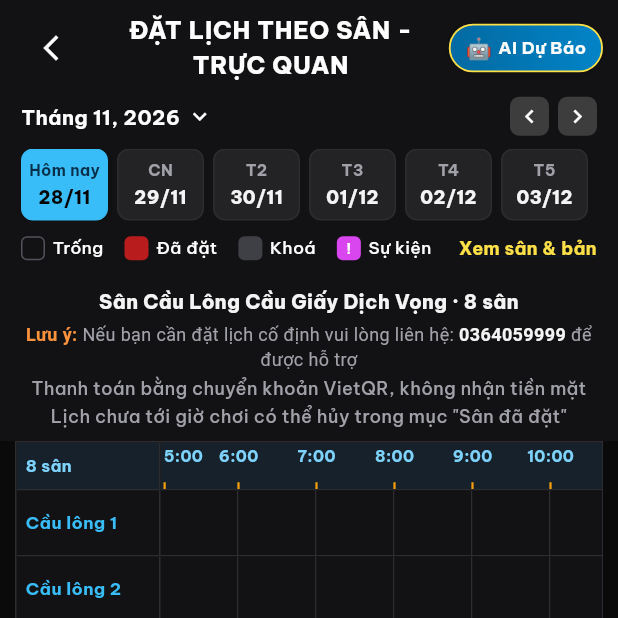
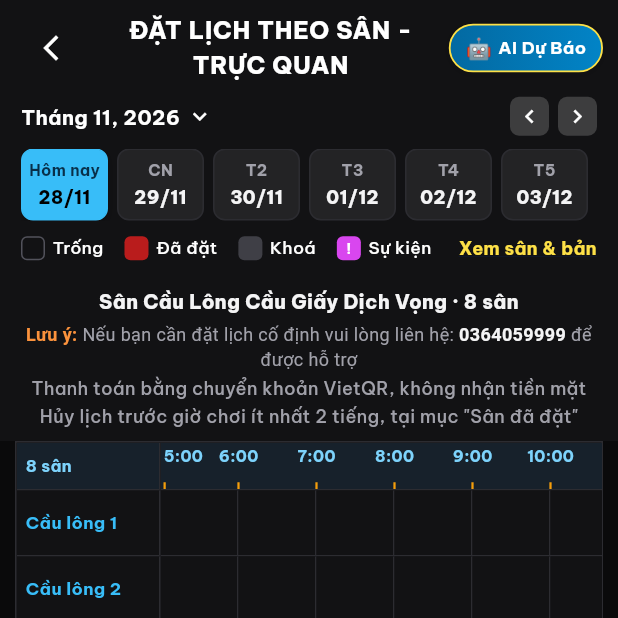
Before and after one commit to dinhngochuy2909/DoAnTotNghiep, a Flutter app: the VisualBookingScreen screen opened directly with sample values from the repository, on a phone screen of 412 x 824 dp, the top half of it. Run offline on Flutter 3.47's test engine with Material 3 defaults, Android fonts, the phone set to English and light mode, and no system bars; our stand-ins replace qr_flutter; missing offline and left inert: dart:html, dart:ui_web; accounts and stored records are empty; network calls fail.

Commit message:
Let customers cancel only up to two hours before play
- The cancel button disappears within two hours of the earliest slot, and the reason is shown
- The confirmation sheet warns before payment when the slot can no longer be cancelled
- Help pages, venue page, booking screen and chatbot state the same rule
- Remove chatbot promises the app never implemented (kept deposit, 12-hour reschedule notice)

```diff
--- a/alobooking/lib/data/info_pages.dart
+++ b/alobooking/lib/data/info_pages.dart
@@ -116,6 +116,7 @@ class InfoPages {
           'Đơn ở trạng thái "Chờ xác nhận" cho tới khi chủ sân (hoặc ban quản lý AloBooking với sân do AloBooking quản lý) nhận được tiền chuyển khoản đúng số tiền và nội dung. Bạn xem trạng thái trong mục "Sân đã đặt".'),
       FaqItem('Tôi muốn hủy lượt đặt thì làm thế nào?',
           'Vào "Sân đã đặt", chọn đơn đang chờ xác nhận hoặc sắp diễn ra rồi bấm "Hủy đặt sân". '
+              'Chỉ hủy được khi còn cách giờ chơi từ 2 tiếng trở lên. '
               'Việc hoàn tiền (nếu có) do chủ sân xử lý theo chính sách của sân.'),
       FaqItem('Vì sao tôi không đặt được một số sân?',
           'Có ba lý do thường gặp: bạn chưa đăng nhập (chế độ khách chỉ xem), sân chưa niêm yết giá nên chưa nhận đặt online, '
@@ -239,6 +240,7 @@ class InfoPages {
       ]),
       InfoSection('Hủy đặt sân', bullets: [
         'Vào "Sân đã đặt", chọn đơn đang chờ xác nhận hoặc sắp diễn ra và bấm "Hủy đặt sân". Đơn chuyển sang "Đã hủy".',
+        'Chỉ hủy được khi còn cách giờ chơi từ 2 tiếng trở lên; còn dưới 2 tiếng thì không hủy được.',
         'Việc hoàn tiền (nếu có) do chủ sân xử lý theo chính sách của sân. AloBooking chưa hoàn tiền tự động.',
       ]),
       InfoSection('Chuyển khoản sai', paragraphs: [
--- a/alobooking/lib/screens/venue_detail_screen.dart
+++ b/alobooking/lib/screens/venue_detail_screen.dart
@@ -786,7 +786,7 @@ class _VenueDetailScreenState extends State<VenueDetailScreen> with SingleTicker
               ),
               SizedBox(height: 6),
               Text(
-                'Bạn có thể hủy lịch sắp diễn ra trong mục "Lịch sử đặt sân". Việc hoàn tiền (nếu đã thanh toán trước) '
+                'Bạn tự hủy được khi còn cách giờ chơi từ 2 tiếng trở lên, trong mục "Lịch sử đặt sân"; dưới 2 tiếng thì không hủy được. Việc hoàn tiền (nếu đã thanh toán trước) '
                 'do chủ sân xử lý theo chính sách riêng của từng sân. Nếu cần hỗ trợ, hãy liên hệ chủ sân hoặc Hotline/Zalo 0364059999.',
                 style: TextStyle(fontSize: 12, color: Color(0xFF64748B), height: 1.45),
               ),
--- a/alobooking/lib/services/ai/rag_service.dart
+++ b/alobooking/lib/services/ai/rag_service.dart
@@ -280,10 +280,10 @@ Chủ sân: ${v.ownerName}''',
           category: 'policy',
           title: 'Chính sách hủy sân, dời lịch, hoàn cọc',
           keywords: ['huy san', 'doi lich', 'hoan tien', 'hoan coc', 'bao luu', 'mua bao'],
-          content: '''- Khách tự hủy được trên ứng dụng khi chưa tới giờ chơi (đơn đang chờ xác nhận hoặc đã xác nhận): vào mục "Sân đã đặt" rồi bấm "Hủy đặt sân", đơn chuyển sang "Đã hủy".
+          content: '''- Khách tự hủy được trên ứng dụng khi còn cách giờ chơi từ 2 tiếng trở lên (đơn đang chờ xác nhận hoặc đã xác nhận): vào mục "Sân đã đặt" rồi bấm "Hủy đặt sân", đơn chuyển sang "Đã hủy".
+- Còn dưới 2 tiếng tới giờ chơi thì không hủy được nữa.
 - Nếu đã chuyển khoản, việc hoàn tiền (nếu có) do chủ sân xử lý theo chính sách của sân.
-- Bất khả kháng do thời tiết xấu (mưa bão, ngập sân ngoài trời): liên hệ Hotline 0364059999 trước giờ chơi ít nhất 2 tiếng để dời lịch hoặc bảo lưu 100% tiền cọc.
-- Đổi khung giờ: báo trước tối thiểu 12 tiếng qua Hotline 0364059999 hoặc nhắn chủ sân.''',
+- Muốn dời lịch hoặc đổi khung giờ: liên hệ chủ sân hoặc Hotline 0364059999.''',
         ),
         RagKnowledgeChunk(
           id: 'policy_fixed',
--- /dev/null
+++ b/alobooking/lib/services/cancel_policy.dart
@@ -0,0 +1,15 @@
+/// Quy tắc khách tự hủy lịch: chỉ được hủy khi còn cách giờ chơi từ [minNoticeHours] tiếng trở lên.
+/// Chủ sân và quản trị viên không bị giới hạn này.
+class CancelPolicy {
+  CancelPolicy._();
+
+  static const minNoticeHours = 2;
+  static const minNotice = Duration(hours: minNoticeHours);
+
+  /// Câu hiển thị cho khách.
+  static const ruleText = 'Chỉ hủy được khi còn cách giờ chơi từ $minNoticeHours tiếng trở lên.';
+
+  /// [start] là giờ bắt đầu ca sớm nhất của đơn; không đọc được giờ thì không cho tự hủy.
+  static bool canCustomerCancel(DateTime? start, DateTime now) =>
+      start != null && start.difference(now) >= minNotice;
+}
```
Also changed, not shown: alobooking/lib/screens/booked_screen.dart (+35 -6 lines), alobooking/lib/screens/visual_booking_screen.dart (+18 -1 lines), 4 other files.
